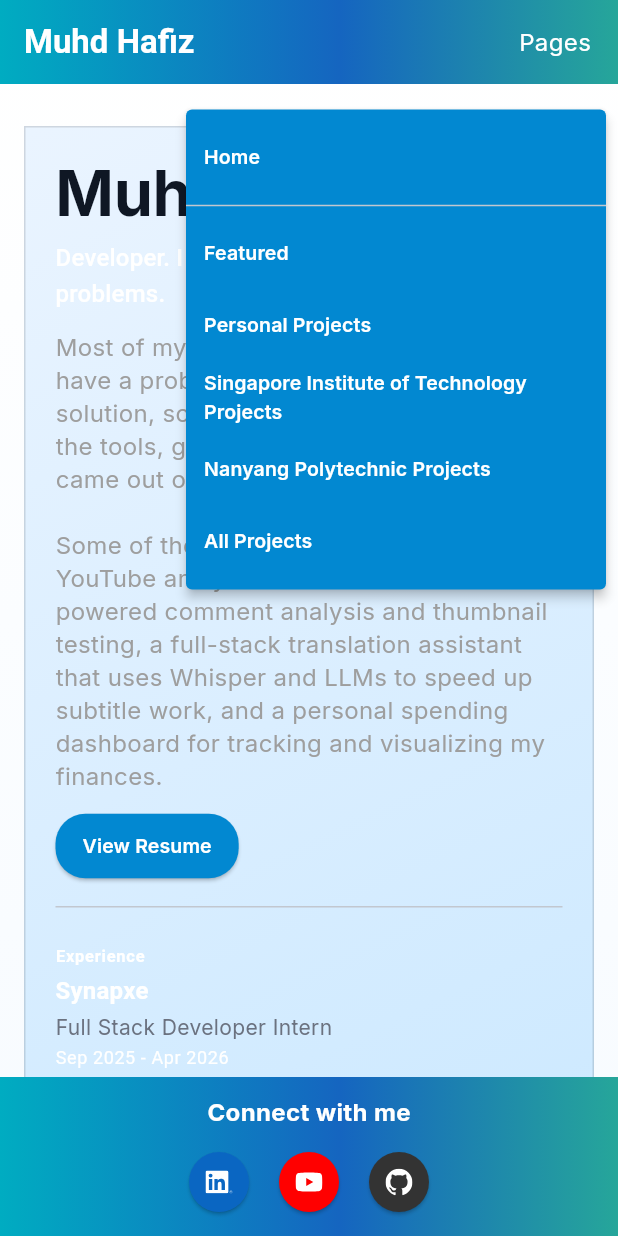
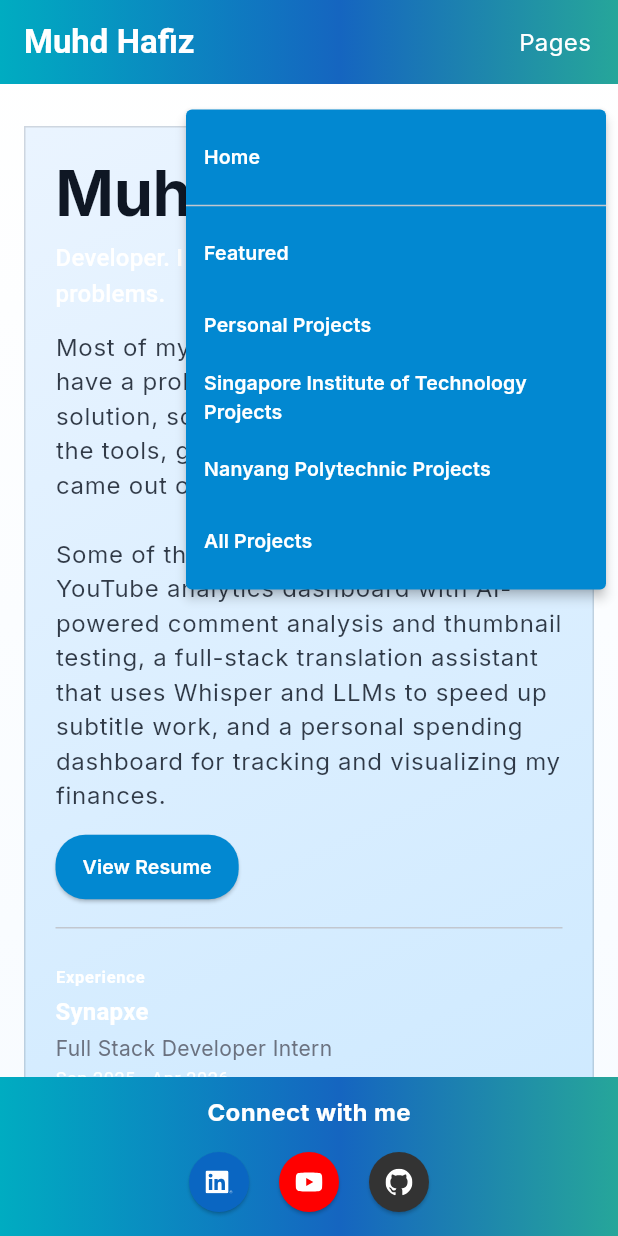
Before and after one commit to dragonstonehafiz/portfolio-site, a Flutter app: the screen it shows after launch, after a tap on "Pages", on a phone screen of 412 x 824 dp. Run offline on Flutter 3.47's test engine with Material 3 defaults, Android fonts, the light colour scheme and no system bars; our stand-ins replace flutter_svg, google_fonts, web; missing offline and left inert: dart:ui_web; network calls fail.

Commit message:
feat: fix warnings

```diff
--- a/lib/core/routes.dart
+++ b/lib/core/routes.dart
@@ -24,7 +24,7 @@ class AppRoutes {
     return s.replaceAll(RegExp(r'-+'), '-').trim().replaceAll(RegExp(r'^-+|-+$'), '');
   }
 
-  /// Helper to generate the path for a generic page slug (e.g. '/pages/<slug>').
+  /// Helper to generate the path for a generic page slug (e.g. `/pages/<slug>`).
   static String pagePath(String slug) => '/pages/$slug';
 
   /// Helper to generate a slug from a page name.
--- a/lib/core/theme.dart
+++ b/lib/core/theme.dart
@@ -54,7 +54,7 @@ class AppColors {
     stops: [0.0, 1.0],
   );
 
-  static const LinearGradient previewGradient = const LinearGradient(
+  static const LinearGradient previewGradient = LinearGradient(
     begin: Alignment.topLeft,
     end: Alignment.bottomRight,
     colors: [Color(0xFFEAF4FF), Color(0xFFDAEEFF), Color(0xFFCAE8FF)],
@@ -63,20 +63,23 @@ class AppColors {
 }
 
 ThemeData buildAppTheme() {
-  final base = ThemeData.light();
-
-  return base.copyWith(
-    colorScheme: ColorScheme.fromSeed(
+  final colorScheme = ColorScheme.fromSeed(
     seedColor: AppColors.primary,
     primary: AppColors.primary,
     secondary: AppColors.secondary,
     tertiary: AppColors.accent,
-      background: AppColors.background,
     surface: AppColors.surface,
     onPrimary: Colors.white,
     onSecondary: Colors.white,
-    ),
+  );
+
+  final base = ThemeData.from(
+    colorScheme: colorScheme,
+    textTheme: GoogleFonts.interTextTheme(),
     useMaterial3: true,
+  );
+
+  return base.copyWith(
     scaffoldBackgroundColor: Colors.transparent, // Changed to transparent for gradient
     // Use Google Fonts for a cleaner modern UI
     textTheme: TextTheme(
--- a/lib/data/projects/project_service.dart
+++ b/lib/data/projects/project_service.dart
@@ -1,4 +1,3 @@
-import 'package:flutter/rendering.dart';
 import 'project_data.dart';
 import '../pages/page_collection.dart';
 import 'project_collection.dart';
--- a/lib/main.dart
+++ b/lib/main.dart
@@ -35,7 +35,7 @@ class PortfolioApp extends StatelessWidget {
       initialRoute: AppRoutes.landing,
       onGenerateRoute: (settings) {
         final uri = Uri.parse(settings.name ?? '');
-        PageRoute<T> _slideUpRoute<T>(Widget page) {
+        PageRoute<T> slideUpRoute<T>(Widget page) {
           return PageRouteBuilder<T>(
             settings: settings,
             transitionDuration: const Duration(milliseconds: 320),
@@ -60,7 +60,7 @@ class PortfolioApp extends StatelessWidget {
 
         // Home and static pages
         if (uri.path == AppRoutes.landing) {
-          return _slideUpRoute(const LandingPage());
+          return slideUpRoute(const LandingPage());
         }
 
         // Pattern: /pages/<slug> -> map slug to a configured generic page
@@ -72,7 +72,7 @@ class PortfolioApp extends StatelessWidget {
             final pageName = AppRoutes.genericPageSlugs[slug];
             if (pageName != null) {
               final pageData = PageCollection.instance.findGenericPageByName(pageName);
-              return _slideUpRoute(
+              return slideUpRoute(
                 ProjectsBasePage(
                   configKey: pageName,
                   title: pageName,
@@ -82,7 +82,7 @@ class PortfolioApp extends StatelessWidget {
             }
           } else if (segments[0] == 'projects') {
             final slug = segments[1];
-            return _slideUpRoute(ProjectDetailPage(slug: slug));
+            return slideUpRoute(ProjectDetailPage(slug: slug));
           }
         }
         debugPrint("No route match for: ${uri.path}");
--- a/lib/pages/project_detail_page.dart
+++ b/lib/pages/project_detail_page.dart
@@ -67,7 +67,7 @@ class ProjectDetailPage extends StatelessWidget {
                     borderRadius: BorderRadius.circular(16),
                     boxShadow: [
                       BoxShadow(
-                        color: Colors.black.withOpacity(0.1),
+                        color: Colors.black.withValues(alpha: 0.1),
                         blurRadius: 12,
                         offset: const Offset(0, 6),
                       ),
@@ -78,7 +78,7 @@ class ProjectDetailPage extends StatelessWidget {
                       padding: const EdgeInsets.all(24),
                       child: Builder(
                         builder: (context) {
-                          final controller = DefaultTabController.of(context)!;
+                          final controller = DefaultTabController.of(context);
                           final animation = controller.animation ?? controller;
 
                           return Column(
--- a/lib/widgets/generic/image_gallery.dart
+++ b/lib/widgets/generic/image_gallery.dart
@@ -189,7 +189,7 @@ class _ImageGalleryState extends State<ImageGallery> with SingleTickerProviderSt
                 child: LinearProgressIndicator(
                   value: _progressController.value,
                   minHeight: 3,
-                  backgroundColor: Colors.white.withOpacity(0.6),
+                  backgroundColor: Colors.white.withValues(alpha: 0.6),
                   valueColor: AlwaysStoppedAnimation<Color>(AppColors.accent),
                 ),
               );
--- a/lib/widgets/generic/search_bar.dart
+++ b/lib/widgets/generic/search_bar.dart
@@ -6,11 +6,11 @@ class SearchBarWidget extends StatelessWidget {
   final bool isDense;
 
   const SearchBarWidget({
-    Key? key,
+    super.key,
     this.onChanged,
     this.hintText = 'Search projects...',
     this.isDense = true,
-  }) : super(key: key);
+  });
 
   @override
   Widget build(BuildContext context) {
--- a/lib/widgets/landing/landing_intro.dart
+++ b/lib/widgets/landing/landing_intro.dart
@@ -98,7 +98,9 @@ class LandingIntro extends StatelessWidget {
         const SizedBox(height: 12),
         Text(
           intro.summary,
-          style: const TextStyle(fontSize: 16, color: Colors.grey),
+          style: theme.textTheme.bodyLarge?.copyWith(
+            color: AppColors.textPrimary.withValues(alpha: 0.84),
+          ),
         ),
         const SizedBox(height: 12),
         Wrap(
--- a/lib/widgets/ui/animated_gradient.dart
+++ b/lib/widgets/ui/animated_gradient.dart
@@ -13,14 +13,14 @@ class AnimatedGradient extends StatefulWidget {
   final double? initialProgress;
 
   const AnimatedGradient({
-    Key? key,
+    super.key,
     required this.gradient,
     this.child,
     this.duration = const Duration(seconds: 6),
     this.curve = Curves.easeInOut,
     this.borderRadius,
     this.initialProgress,
-  }) : super(key: key);
+  });
 
   @override
   State<AnimatedGradient> createState() => _AnimatedGradientState();
--- a/lib/widgets/ui/hover_card.dart
+++ b/lib/widgets/ui/hover_card.dart
@@ -7,11 +7,11 @@ class HoverCardWidget extends StatefulWidget {
   final double borderRadius;
 
   const HoverCardWidget({
+    super.key,
     required this.child,
     this.onTap,
     this.borderRadius = 12.0,
-    Key? key,
-  }) : super(key: key);
+  });
 
   @override
   State<HoverCardWidget> createState() => _HoverCardWidgetState();
@@ -33,11 +33,11 @@ class _HoverCardWidgetState extends State<HoverCardWidget> {
       cursor: SystemMouseCursors.click,
       child: AnimatedContainer(
         duration: const Duration(milliseconds: 220),
-        transform: Matrix4.identity()..scale(scale, scale),
+        transform: Matrix4.identity()..scaleByDouble(scale, scale, 1.0, 1.0),
         curve: Curves.easeOut,
         child: Material(
           elevation: elevation,
-          shadowColor: Colors.black.withOpacity(0.12),
+          shadowColor: Colors.black.withValues(alpha: 0.12),
           color: Theme.of(context).cardColor,
           shape: RoundedRectangleBorder(
             borderRadius: BorderRadius.circular(widget.borderRadius),
--- a/pubspec.yaml
+++ b/pubspec.yaml
@@ -15,7 +15,7 @@ dependencies:
   url_launcher: ^6.2.4
   flutter_svg: ^1.1.6
   web: ^0.5.1
-  google_fonts: ^5.0.0
+  google_fonts: ^8.0.2
 
 dev_dependencies:
   flutter_test:
```
Lines whose indentation alone changed are shown as unchanged.
